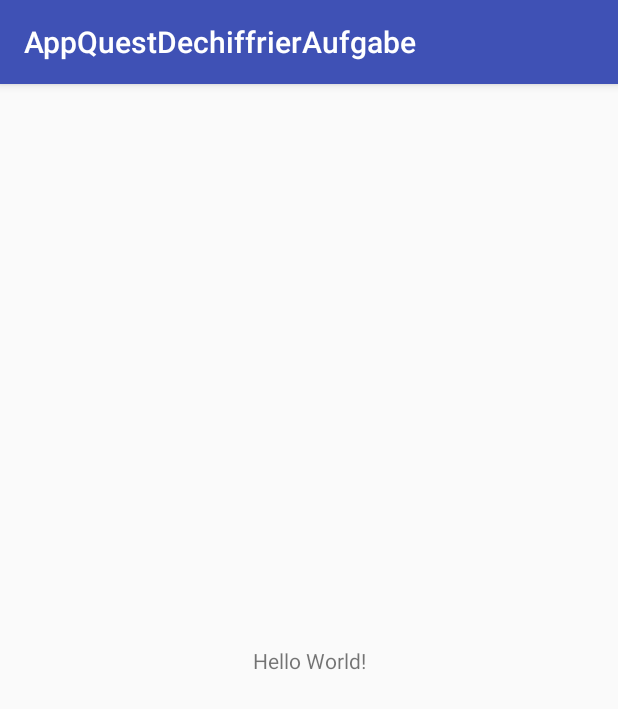
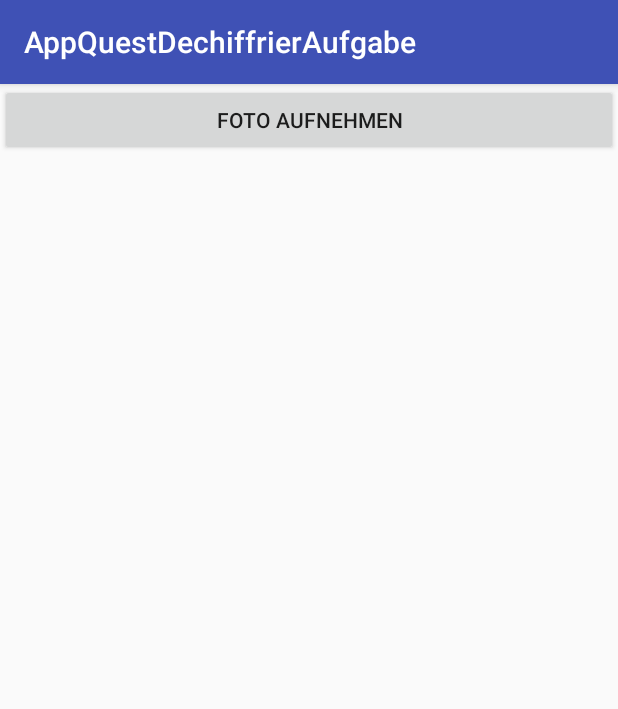
Before and after one commit to Tamalera/DechiffrierAufgabe, an Android app: the screen it shows after launch (MainActivity), on a phone screen of 412 x 824 dp. Shown: the top 709 px of the screen. Run offline under Robolectric (Android 15) with nearby library versions, the phone set to English and light mode, and no system bars.

Commit message:
Foto kann aufgenmmen werden und wird gespeichert

```diff
--- a/app/src/main/res/layout/activity_main.xml
+++ b/app/src/main/res/layout/activity_main.xml
@@ -1,18 +1,27 @@
 <?xml version="1.0" encoding="utf-8"?>
 <android.support.constraint.ConstraintLayout xmlns:android="http://schemas.android.com/apk/res/android"
-    xmlns:app="http://schemas.android.com/apk/res-auto"
     xmlns:tools="http://schemas.android.com/tools"
     android:layout_width="match_parent"
     android:layout_height="match_parent"
     tools:context=".MainActivity">
 
-    <TextView
-        android:layout_width="wrap_content"
-        android:layout_height="wrap_content"
-        android:text="Hello World!"
-        app:layout_constraintBottom_toBottomOf="parent"
-        app:layout_constraintLeft_toLeftOf="parent"
-        app:layout_constraintRight_toRightOf="parent"
-        app:layout_constraintTop_toTopOf="parent" />
+    <LinearLayout
+        android:layout_width="match_parent"
+        android:layout_height="match_parent"
+        android:orientation="vertical">
+
+        <Button
+            android:id="@+id/fotoButton"
+            android:layout_width="match_parent"
+            android:layout_height="wrap_content"
+            android:text="Foto aufnehmen" />
+
+        <ImageView
+            android:id="@+id/meinFoto"
+            android:layout_width="match_parent"
+            android:layout_height="match_parent"
+            android:contentDescription="Foto" />
+
+    </LinearLayout>
 
 </android.support.constraint.ConstraintLayout>
--- a/app/src/main/res/values/strings.xml
+++ b/app/src/main/res/values/strings.xml
@@ -1,3 +1,5 @@
 <resources>
     <string name="app_name">AppQuestDechiffrierAufgabe</string>
+    <string name="foto_aufnehmen">Foto aufnehmen</string>
+    <string name="foto">Foto</string>
 </resources>
--- a/app/src/main/res/values/styles.xml
+++ b/app/src/main/res/values/styles.xml
@@ -1,7 +1,7 @@
 <resources>
 
     <!-- Base application theme. -->
-    <style name="AppTheme" parent="Theme.AppCompat.Light.DarkActionBar">
+    <style name="AppTheme" parent="Base.Theme.AppCompat.Light.DarkActionBar">
         <!-- Customize your theme here. -->
         <item name="colorPrimary">@color/colorPrimary</item>
         <item name="colorPrimaryDark">@color/colorPrimaryDark</item>
--- /dev/null
+++ b/app/src/main/res/xml/file_paths.xml
@@ -0,0 +1,5 @@
+<?xml version="1.0" encoding="utf-8"?>
+<paths xmlns:android="http://schemas.android.com/apk/res/android">
+    <external-path name="my_images"
+        path="Android/data/com.example.taamefl2.appquestdechiffrieraufgabe/files/Pictures" />
+</paths>
```
Also changed, not shown: app/src/main/AndroidManifest.xml (+15 -0 lines), app/src/main/java/com/example/taamefl2/appquestdechiffrieraufgabe/MainActivity.java (+117 -0 lines).
